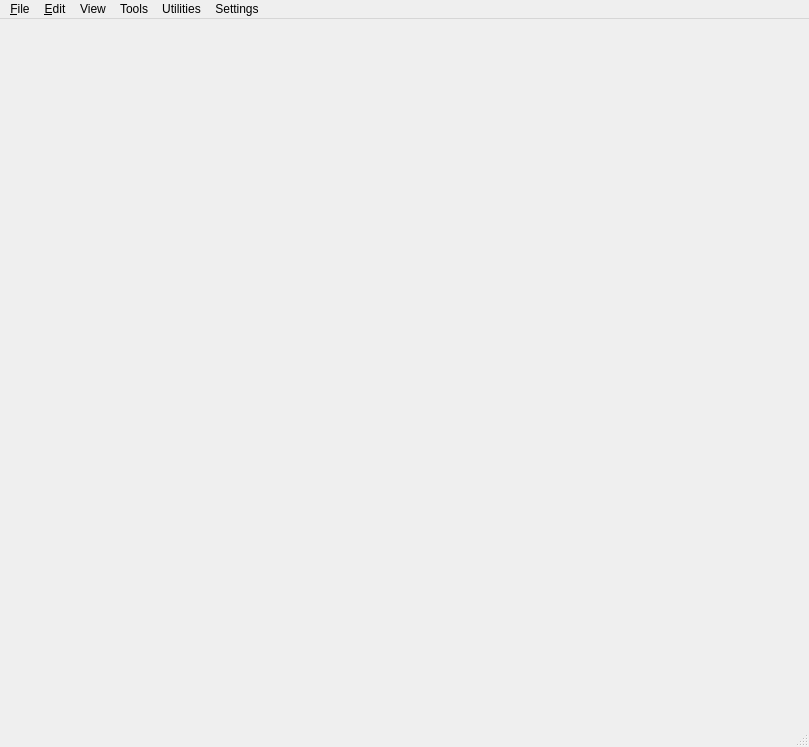
Qt form dev/Gems/ScriptCanvas/Code/Editor/View/Windows/mainwindow.ui (aws/lumberyard) before a commit.
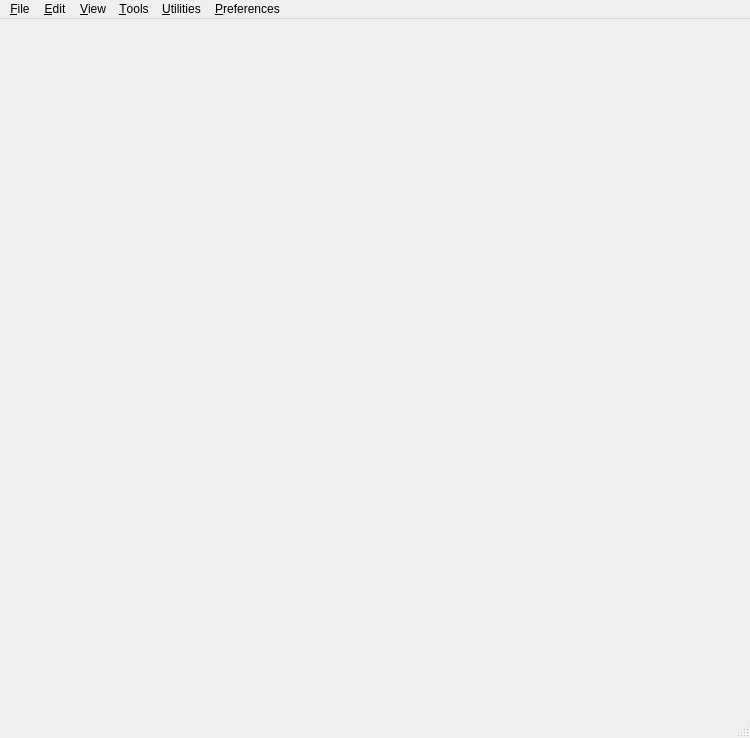
The same form after that commit. Icons and pictures are not drawn.

Diff of the .ui file:
```diff
--- a/dev/Gems/ScriptCanvas/Code/Editor/View/Windows/mainwindow.ui
+++ b/dev/Gems/ScriptCanvas/Code/Editor/View/Windows/mainwindow.ui
@@ -9,8 +9,8 @@
    <rect>
     <x>0</x>
     <y>0</y>
-    <width>809</width>
-    <height>747</height>
+    <width>750</width>
+    <height>738</height>
    </rect>
   </property>
   <property name="sizePolicy">
@@ -48,7 +48,7 @@
     <rect>
      <x>0</x>
      <y>0</y>
-     <width>809</width>
+     <width>750</width>
      <height>21</height>
     </rect>
    </property>
@@ -113,9 +113,9 @@
     <addaction name="separator"/>
     <addaction name="menuRemove_Unused"/>
    </widget>
-   <widget class="QMenu" name="menuView">
+   <widget class="QMenu" name="menuTools_2">
     <property name="title">
-     <string>Tools</string>
+     <string>&amp;Tools</string>
     </property>
     <addaction name="action_ViewNodePalette"/>
     <addaction name="action_ViewOutline"/>
@@ -135,22 +135,22 @@
     <addaction name="separator"/>
     <addaction name="action_ViewRestoreDefaultLayout"/>
    </widget>
-   <widget class="QMenu" name="menuTools">
+   <widget class="QMenu" name="menuUtilities">
     <property name="title">
-     <string>Utilities</string>
+     <string>&amp;Utilities</string>
     </property>
     <addaction name="action_BatchConversion"/>
    </widget>
    <widget class="QMenu" name="menuSettings_2">
     <property name="title">
-     <string>Settings</string>
+     <string>&amp;Preferences</string>
     </property>
     <addaction name="action_GlobalPreferences"/>
     <addaction name="action_GraphPreferences"/>
    </widget>
    <widget class="QMenu" name="menuView_2">
     <property name="title">
-     <string>View</string>
+     <string>&amp;View</string>
     </property>
     <widget class="QMenu" name="menuGo_To">
      <property name="title">
@@ -169,8 +169,8 @@
    <addaction name="menuFile"/>
    <addaction name="menuEdit"/>
    <addaction name="menuView_2"/>
-   <addaction name="menuView"/>
-   <addaction name="menuTools"/>
+   <addaction name="menuTools_2"/>
+   <addaction name="menuUtilities"/>
    <addaction name="menuSettings_2"/>
   </widget>
   <widget class="QStatusBar" name="statusBar"/>
```
Left out of the diff: 73 changed lines with no effect on the pictures.
